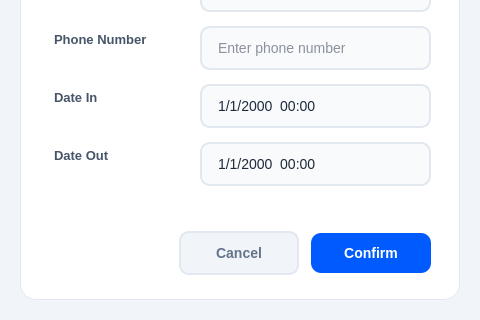
The window that src/views/bookingdialog.ui (nguyenvuducduy97andrew-ai/OOP_HotelBookingManagementSystem) describes before a commit, drawn with Qt 5; both pictures show x 0 to 480 and y 231 to 551 of the 480 by 551 pixel window.
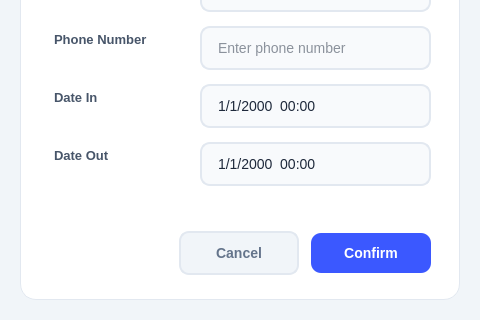
The same window after the commit.

Diff of the .ui file:
```diff
--- a/src/views/bookingdialog.ui
+++ b/src/views/bookingdialog.ui
@@ -116,7 +116,7 @@
 
 /* Confirm button */
 QPushButton#btnConfirm {
-    background-color: #005BFE;
+    background-color: #3B58FF;
     color: #FFFFFF;
     border: none;
     border-radius: 10px;
```
Left out of the diff: 2 changed lines with no effect on the pictures.
